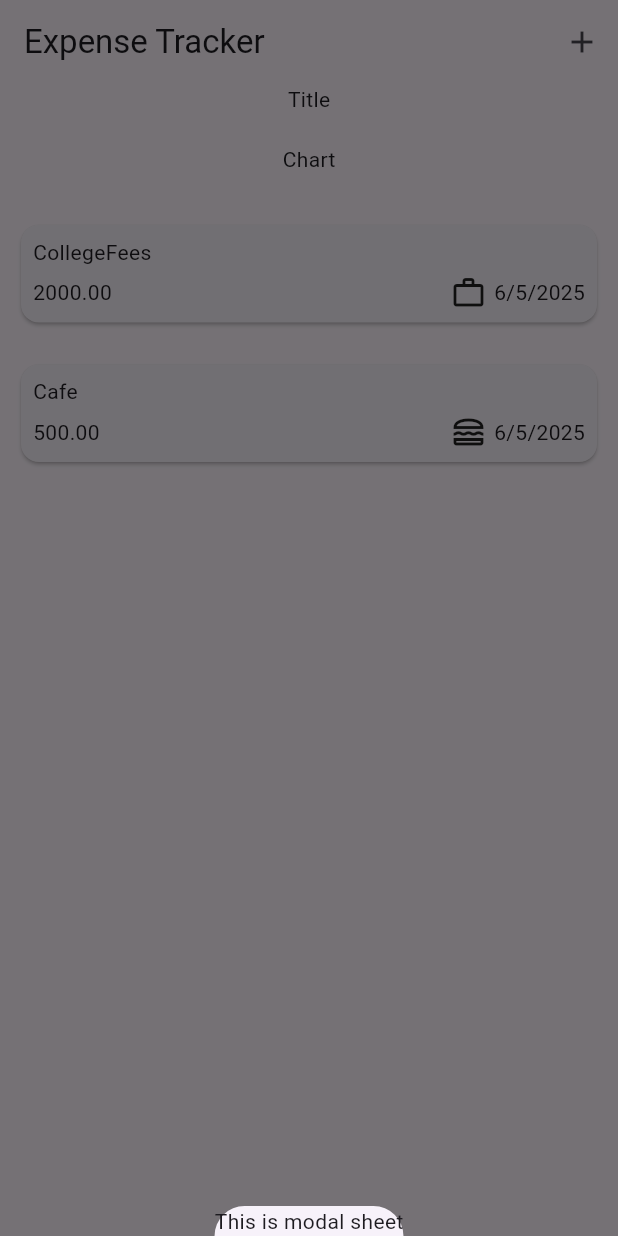
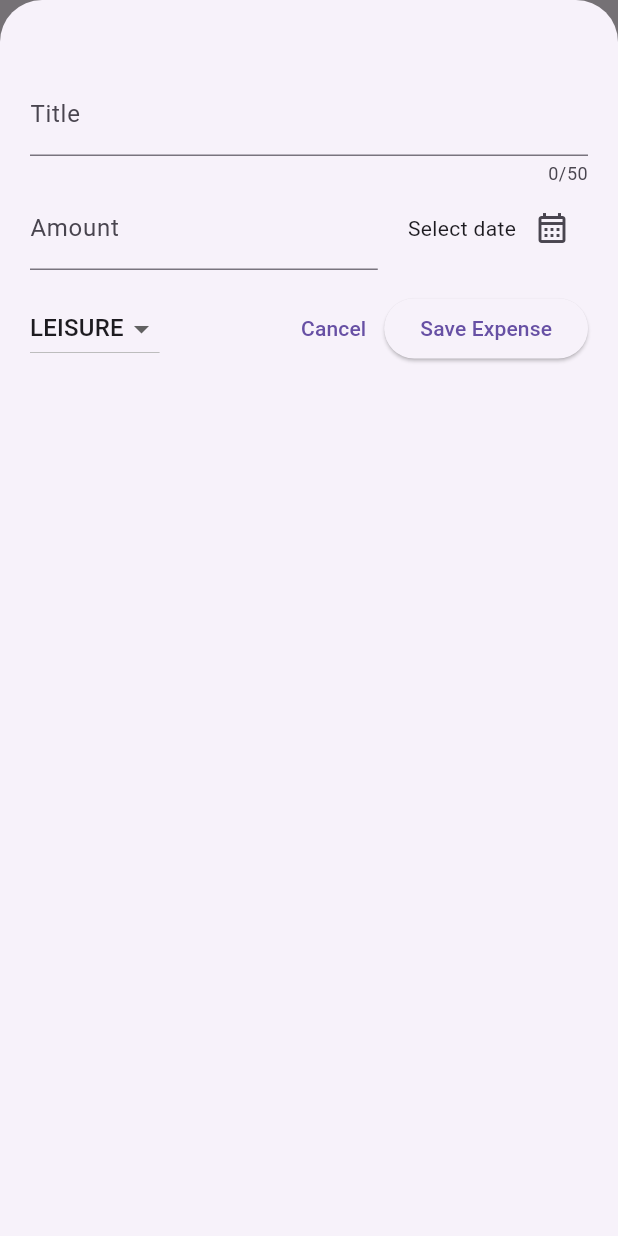
Before and after one commit to PurvaVyawahare/ExpenseTrackerApp, a Flutter app: the screen it shows after launch, after a tap on the "add" icon, on a phone screen of 412 x 824 dp. Run offline on Flutter 3.47's test engine with Material 3 defaults, Android fonts, the phone set to English and light mode, and no system bars.

Commit message:
Form Handling with modal overlay

```diff
--- a/lib/expense.dart
+++ b/lib/expense.dart
@@ -3,14 +3,22 @@ import 'package:expense_tracker/models/expensemodel.dart';
 import 'package:flutter/material.dart';
 
 class Expense extends StatelessWidget {
-  const Expense({super.key, required this.expenses});
+  const Expense({super.key, required this.expenses, required this.onRemove});
   final List<Expensemodel> expenses;
+  final void Function(Expensemodel expense) onRemove;
   @override
   Widget build(BuildContext context) {
     return Expanded(
       child: ListView.builder(
         itemCount: expenses.length,
-        itemBuilder: (context, index) => ExpenseItem(expense: expenses[index]),
+        itemBuilder:
+            (context, index) => Dismissible(
+              key: ValueKey(expenses[index]),
+              onDismissed: (direction) {
+                onRemove(expenses[index]);
+              },
+              child: ExpenseItem(expense: expenses[index]),
+            ),
       ),
     );
   }
--- a/lib/expenseitem.dart
+++ b/lib/expenseitem.dart
@@ -18,7 +18,7 @@ class ExpenseItem extends StatelessWidget {
               SizedBox(height: 5),
               Row(
                 children: [
-                  Text(expense.amount.toStringAsFixed(2)),
+                  Text('Rs ${expense.amount.toStringAsFixed(2)}'),
                   Spacer(),
                   Row(
                     children: [
--- a/lib/mainpage.dart
+++ b/lib/mainpage.dart
@@ -1,3 +1,4 @@
+import 'package:expense_tracker/modelform.dart';
 import 'package:expense_tracker/models/expensemodel.dart';
 import 'package:flutter/material.dart';
 import 'package:expense_tracker/expense.dart';
@@ -29,27 +30,60 @@ class _MainpageState extends State<Mainpage> {
   void openModal() {
     showModalBottomSheet(
       context: context,
+      isScrollControlled: true,
       builder: (ctx) {
-        return Text('This is modal sheet');
+        return ModelForm(addExpense: addExpense);
       },
+    );
+  }
+
+  void addExpense(expense) {
+    setState(() {
+      _registeredExpense.add(expense);
+    });
+  }
+
+  void removeExpense(expense) {
+    final expenseIndex = _registeredExpense.indexOf(expense);
+    setState(() {
+      _registeredExpense.remove(expense);
+    });
+    ScaffoldMessenger.of(context).clearSnackBars();
+    ScaffoldMessenger.of(context).showSnackBar(
+      SnackBar(
+        content: Text('Expense deleted'),
+        duration: Duration(seconds: 3),
+        action: SnackBarAction(
+          label: 'Undo',
+          onPressed: () {
+            setState(() {
+              _registeredExpense.insert(expenseIndex, expense);
+            });
+          },
+        ),
+      ),
     );
   }
 
   @override
   Widget build(BuildContext context) {
+    Widget mainContent = Center(
+      child: Text('Please Start adding the expenses !!!'),
+    );
+
+    if (_registeredExpense.isNotEmpty) {
+      mainContent = Expense(
+        expenses: _registeredExpense,
+        onRemove: removeExpense,
+      );
+    }
     return Scaffold(
       appBar: AppBar(
         title: Text('Expense Tracker'),
         actions: [IconButton(onPressed: openModal, icon: Icon(Icons.add))],
       ),
       body: Column(
-        children: [
-          Text('Title'),
-          SizedBox(height: 20),
-          Text('Chart'),
-          SizedBox(height: 20),
-          Expense(expenses: _registeredExpense),
-        ],
+        children: [Text('Chart'), SizedBox(height: 20), mainContent],
       ),
     );
   }
--- a/lib/modelform.dart
+++ b/lib/modelform.dart
@@ -1,7 +1,9 @@
 import 'package:flutter/material.dart';
+import 'package:expense_tracker/models/expensemodel.dart';
 
 class ModelForm extends StatefulWidget {
-  const ModelForm({super.key});
+  const ModelForm({super.key, required this.addExpense});
+  final void Function(Expensemodel expense) addExpense;
   @override
   State<StatefulWidget> createState() {
     return _ModalFormState();
@@ -9,8 +11,139 @@ class ModelForm extends StatefulWidget {
 }
 
 class _ModalFormState extends State<ModelForm> {
+  DateTime? selectedDate;
+  Category _selectedCategory = Category.leisure;
+  final inputTitle = TextEditingController();
+  final inputAmount = TextEditingController();
+
+  @override
+  void dispose() {
+    inputTitle.dispose();
+    inputAmount.dispose();
+    super.dispose();
+  }
+
+  void openCalender() async {
+    DateTime now = DateTime.now();
+    final firstDate = DateTime(now.year - 1, now.month, now.day);
+    final pickedDate = await showDatePicker(
+      context: context,
+      firstDate: firstDate,
+      lastDate: now,
+    );
+    setState(() {
+      selectedDate = pickedDate;
+    });
+  }
+
+  void validateInput() {
+    final amount = double.tryParse(inputAmount.text);
+    final isinvalidAmount = amount == null || amount <= 0;
+    if (inputTitle.text.trim().isEmpty || isinvalidAmount) {
+      showDialog(
+        context: context,
+        builder:
+            (ctx) => AlertDialog(
+              title: Text('Invalid Input'),
+              content: Text('Please Enter a valid input'),
+              actions: [
+                TextButton(
+                  onPressed: () {
+                    Navigator.pop(ctx);
+                  },
+                  child: Text('Okay'),
+                ),
+              ],
+            ),
+      );
+      return;
+    }
+    widget.addExpense(
+      Expensemodel(
+        title: inputTitle.text,
+        amount: amount,
+        date: selectedDate!,
+        category: _selectedCategory,
+      ),
+    );
+    Navigator.pop(context);
+  }
+
   @override
   Widget build(BuildContext context) {
-    return Text('hello');
+    return Padding(
+      padding: EdgeInsets.fromLTRB(20, 48, 20, 20),
+      child: Column(
+        children: [
+          TextField(
+            maxLength: 50,
+            decoration: InputDecoration(label: Text('Title')),
+            controller: inputTitle,
+          ),
+          Row(
+            children: [
+              Expanded(
+                child: TextField(
+                  controller: inputAmount,
+                  decoration: InputDecoration(
+                    label: Text('Amount'),
+                    prefix: Text('Rs. '),
+                  ),
+                  keyboardType: TextInputType.number,
+                ),
+              ),
+              SizedBox(width: 20),
+              Text(
+                selectedDate == null
+                    ? 'Select date'
+                    : formatter.format(selectedDate!),
+              ),
+              IconButton(
+                onPressed: openCalender,
+                icon: Icon(Icons.calendar_month_outlined),
+              ),
+            ],
+          ),
+          SizedBox(height: 15),
+          Row(
+            children: [
+              DropdownButton(
+                value: _selectedCategory,
+                items:
+                    Category.values
+                        .map(
+                          (category) => DropdownMenuItem(
+                            value: category,
+                            child: Text(category.name.toUpperCase()),
+                          ),
+                        )
+                        .toList(),
+                onChanged: (value) {
+                  if (value == null) return;
+                  setState(() {
+                    _selectedCategory = value;
+                  });
+                },
+              ),
+              Spacer(),
+              Row(
+                children: [
+                  TextButton(
+                    onPressed: () {
+                      Navigator.pop(context);
+                    },
+                    child: Text('Cancel'),
+                  ),
+                  ElevatedButton(
+                    onPressed: validateInput,
+                    child: Text('Save Expense'),
+                  ),
+                ],
+              ),
+            ],
+          ),
+        ],
+      ),
+    );
   }
 }
```
